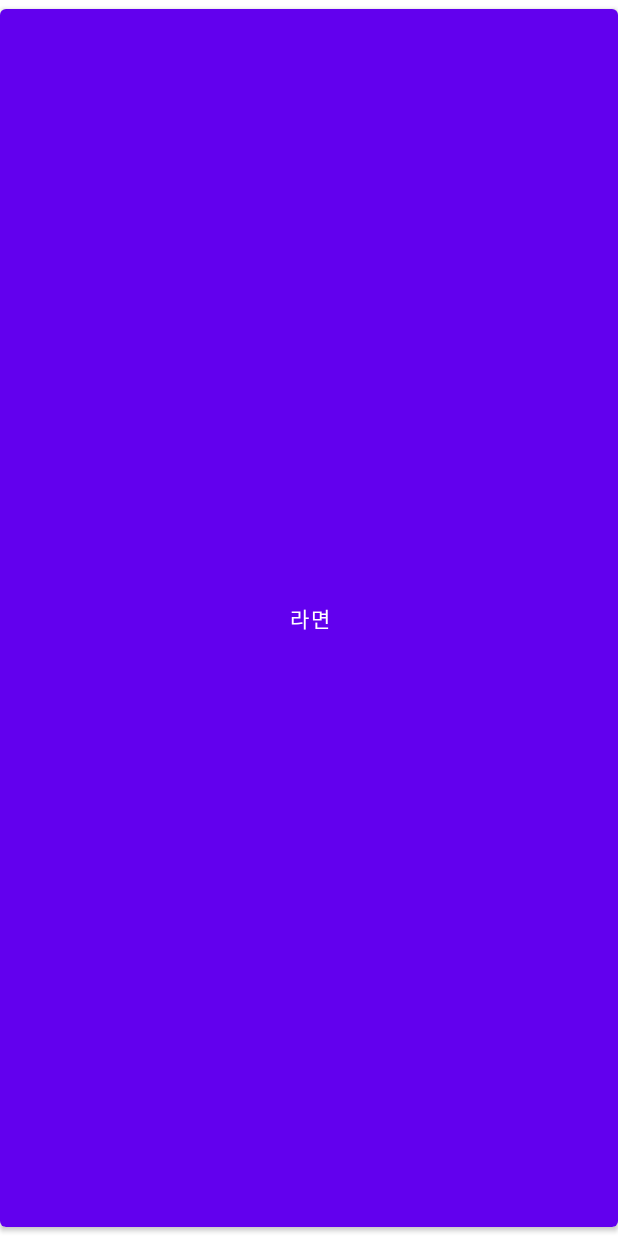
After one commit to rong5026/SoSo-Com-Android, an Android app: the fragment noodle_fragment shown on its own in the app's theme, on a phone screen of 412 x 824 dp. The commit adds this screen. Run offline under Robolectric (Android 15) with nearby library versions, the phone set to English and light mode, and no system bars; libraries missing offline, so code that uses them is left out: org.pytorch, org.pytorch.torchvision.

Commit message:
[ADD] 화면 슬라이드 추가

```diff
--- a/app/src/main/AndroidManifest.xml
+++ b/app/src/main/AndroidManifest.xml
@@ -34,6 +34,8 @@
             android:screenOrientation="portrait">
         </activity>
 
+        <activity android:name=".HomeActivity"/>
+
 
     </application>
 
--- /dev/null
+++ b/app/src/main/assets/best.txt
@@ -0,0 +1,2 @@
+코카콜라제로250ML
+코카콜라355ML
--- a/app/src/main/java/com/example/pytorchandroid/MainActivity.java
+++ b/app/src/main/java/com/example/pytorchandroid/MainActivity.java
@@ -78,7 +78,7 @@ public class MainActivity extends AppCompatActivity {
         handler.postDelayed(new Runnable() {
             @Override
             public void run() {
-                Intent intent = new Intent(MainActivity.this, ObjectDetectionActivity.class);
+                Intent intent = new Intent(MainActivity.this, HomeActivity.class);
                 startActivity(intent);
             }
         }, 1000);
--- a/app/src/main/java/com/example/pytorchandroid/ObjectDetectionActivity.java
+++ b/app/src/main/java/com/example/pytorchandroid/ObjectDetectionActivity.java
@@ -7,6 +7,7 @@ import android.graphics.Matrix;
 import android.graphics.Rect;
 import android.graphics.YuvImage;
 import android.media.Image;
+import android.os.Bundle;
 import android.util.Log;
 import android.view.TextureView;
 import android.view.ViewStub;
@@ -30,6 +31,7 @@ public class ObjectDetectionActivity extends AbstractCameraXActivity<ObjectDetec
     private Module mModule = null;
     private ResultView mResultView;
 
+
     static class AnalysisResult {
         private final ArrayList<Result> mResults;
 
@@ -50,7 +52,7 @@ public class ObjectDetectionActivity extends AbstractCameraXActivity<ObjectDetec
                 .inflate()
                 .findViewById(R.id.object_detection_texture_view);
     }
-
+    //화면을 다시그려줌
     @Override
     protected void applyToUiAnalyzeImageResult(AnalysisResult result) {
         mResultView.setResults(result.mResults);
@@ -86,7 +88,7 @@ public class ObjectDetectionActivity extends AbstractCameraXActivity<ObjectDetec
     protected AnalysisResult analyzeImage(ImageProxy image, int rotationDegrees) {
         try {
             if (mModule == null) {
-                mModule = LiteModuleLoader.load(MainActivity.assetFilePath(getApplicationContext(), "colacyders100.torchscript.ptl"));
+                mModule = LiteModuleLoader.load(MainActivity.assetFilePath(getApplicationContext(), "콜라2개250.torchscript.ptl"));
             }
         } catch (IOException e) {
             Log.e("Object Detection", "Error reading assets", e);
--- /dev/null
+++ b/app/src/main/java/com/example/pytorchandroid/fragment/noodle_fragment.java
@@ -0,0 +1,33 @@
+package com.example.pytorchandroid.fragment;
+
+
+import android.content.Intent;
+import android.os.Bundle;
+import android.view.LayoutInflater;
+import android.view.View;
+import android.view.ViewGroup;
+import android.widget.Button;
+
+import androidx.fragment.app.Fragment;
+
+import com.example.pytorchandroid.ObjectDetectionActivity;
+import com.example.pytorchandroid.R;
+
+public class noodle_fragment extends Fragment {
+
+    @Override
+    public View onCreateView(LayoutInflater inflater, ViewGroup container, Bundle savedInstanceState) {
+
+        View view = inflater.inflate(R.layout.noodle,container,false);
+
+        Button button = (Button) view.findViewById(R.id.noodle_button);
+        button.setOnClickListener(new View.OnClickListener() {
+            @Override
+            public void onClick(View view) {
+                Intent intent = new Intent(getActivity(), ObjectDetectionActivity.class);
+                startActivity(intent);
+            }
+        });
+        return (ViewGroup) inflater.inflate(R.layout.noodle, container, false);
+    }
+}
--- /dev/null
+++ b/app/src/main/res/layout/activity_screen.xml
@@ -0,0 +1,6 @@
+<?xml version="1.0" encoding="utf-8"?>
+<androidx.viewpager2.widget.ViewPager2
+    xmlns:android="http://schemas.android.com/apk/res/android"
+    android:id="@+id/pager"
+    android:layout_width="match_parent"
+    android:layout_height="match_parent"/>
--- /dev/null
+++ b/app/src/main/res/layout/noodle.xml
@@ -0,0 +1,17 @@
+<?xml version="1.0" encoding="utf-8"?>
+<androidx.constraintlayout.widget.ConstraintLayout xmlns:android="http://schemas.android.com/apk/res/android"
+    xmlns:app="http://schemas.android.com/apk/res-auto"
+    xmlns:tools="http://schemas.android.com/tools"
+    android:layout_width="match_parent"
+    android:layout_height="match_parent">
+
+    <Button
+        android:id="@+id/noodle_button"
+        android:layout_width="match_parent"
+        android:layout_height="match_parent"
+        android:text="라면"
+        app:layout_constraintBottom_toBottomOf="parent"
+        app:layout_constraintEnd_toEndOf="parent"
+        app:layout_constraintStart_toStartOf="parent"
+        app:layout_constraintTop_toTopOf="parent" />
+</androidx.constraintlayout.widget.ConstraintLayout>
```
Also changed, not shown: app/src/main/java/com/example/pytorchandroid/AbstractCameraXActivity.java (+23 -19 lines), app/src/main/java/com/example/pytorchandroid/DepthPageTransformer.java (added, +48 -0 lines), app/src/main/java/com/example/pytorchandroid/HomeActivity.java (added, +79 -0 lines), app/src/main/java/com/example/pytorchandroid/fragment/beverage_fragment.java (added, +37 -0 lines), app/src/main/java/com/example/pytorchandroid/fragment/notice_fragment.java (added, +21 -0 lines), app/src/main/java/com/example/pytorchandroid/fragment/snack_fragment.java (added, +34 -0 lines), app/src/main/res/layout/beverage.xml (added, +17 -0 lines), app/src/main/res/layout/notice.xml (added, +20 -0 lines), app/src/main/res/layout/snack.xml (added, +17 -0 lines), 1 other file.
